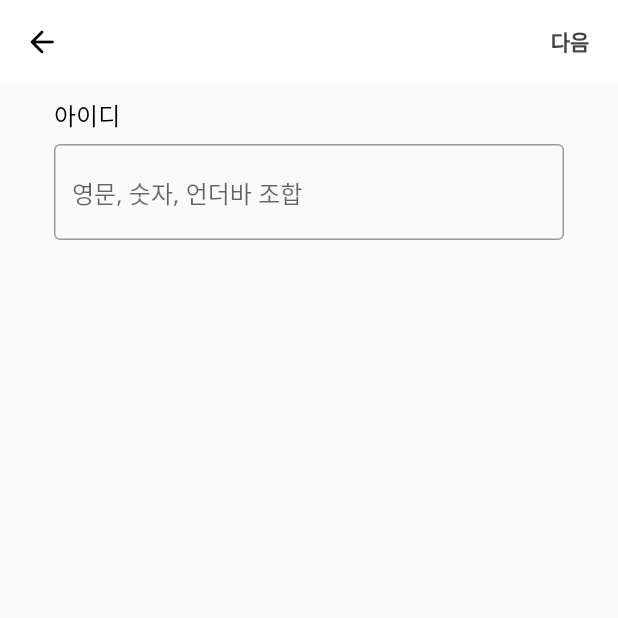
After one commit to jihun-bang/project-donghaeng, a Flutter app: the SignUpView screen opened directly, on a phone screen of 412 x 824 dp, the top half of it. The commit adds this screen. Run offline on Flutter 3.47's test engine with Material 2 defaults, Android fonts, the light colour scheme and no system bars; our stand-ins replace cloud_firestore, firebase_auth, firebase_core, flutter_dotenv, flutter_svg, fluttertoast and 5 more; missing offline and left inert: flutterfire_ui; accounts and stored records are empty; network calls fail.

Commit message:
[SignUp] 회원 가입 기능 추가

```diff
--- a/lib/main.dart
+++ b/lib/main.dart
@@ -51,6 +51,10 @@ class MyApp extends StatelessWidget {
     return MaterialApp(
       theme: ThemeData(
         primarySwatch: primary,
+        appBarTheme: const AppBarTheme(
+            backgroundColor: Colors.white,
+            foregroundColor: Colors.black,
+            elevation: 0),
         textTheme: GoogleFonts.notoSansTextTheme(
           Theme.of(context).textTheme,
         ),
--- /dev/null
+++ b/lib/view/sign_up_view.dart
@@ -0,0 +1,62 @@
+import 'package:donghaeng/view/base_view.dart';
+import 'package:donghaeng/view/widget/label.dart';
+import 'package:flutter/cupertino.dart';
+import 'package:flutter/material.dart';
+
+import '../data/di/locator.dart';
+import '../viewmodel/user_viewmodel.dart';
+
+class SignUpView extends StatefulWidget {
+  const SignUpView({Key? key}) : super(key: key);
+
+  @override
+  State<SignUpView> createState() => _SignUpViewState();
+}
+
+class _SignUpViewState extends State<SignUpView> {
+  final viewModel = sl<UserViewModel>();
+  final textController = TextEditingController();
+
+  @override
+  Widget build(BuildContext context) {
+    return Scaffold(
+      appBar: AppBar(
+        leading: IconButton(
+          icon: const Icon(Icons.arrow_back_rounded),
+          onPressed: () => viewModel.logout(),
+        ),
+        actions: [
+          TextButton(
+              onPressed: () {
+                viewModel
+                    .addUser(textController.text)
+                    .then((value) => Navigator.push(
+                          context,
+                          MaterialPageRoute(
+                              builder: (context) => const BaseView()),
+                        ));
+              },
+              child: const Text(
+                '다음',
+                style: TextStyle(fontWeight: FontWeight.bold),
+              ))
+        ],
+      ),
+      body: Padding(
+        padding: const EdgeInsets.only(left: 36, right: 36, top: 8),
+        child: Column(
+          children: [
+            const Label(text: '아이디'),
+            TextFormField(
+              controller: textController,
+              decoration: const InputDecoration(
+                border: OutlineInputBorder(),
+                hintText: '영문, 숫자, 언더바 조합',
+              ),
+            )
+          ],
+        ),
+      ),
+    );
+  }
+}
--- /dev/null
+++ b/lib/view/widget/label.dart
@@ -0,0 +1,21 @@
+import 'package:flutter/material.dart';
+
+class Label extends StatelessWidget {
+  final String text;
+  final TextStyle style;
+
+  const Label(
+      {Key? key,
+      required this.text,
+      this.style = const TextStyle(fontSize: 16, color: Colors.black)})
+      : super(key: key);
+
+  @override
+  Widget build(BuildContext context) {
+    return Container(
+      alignment: Alignment.centerLeft,
+      padding: const EdgeInsets.only(bottom: 8),
+      child: Text(text, style: style),
+    );
+  }
+}
--- a/lib/viewmodel/login_viewmodel.dart
+++ b/lib/viewmodel/login_viewmodel.dart
@@ -45,7 +45,7 @@ class LoginViewModel extends ChangeNotifier {
       case SignInType.naver:
         return const Tuple3('네이버', Colors.white, Color(0xFF00C73C));
       case SignInType.kakao:
-        return const Tuple3('카카오', Color(0xFF3D1B1A), Color(0XFFF8DF00));
+        return const Tuple3('카카오', Color(0xFF3D1B1A), Color(0XFFFFE812));
     }
   }
 }
```
Also changed, not shown: lib/view/sign_in_view.dart (+22 -3 lines), lib/viewmodel/user_viewmodel.dart (+10 -2 lines).
